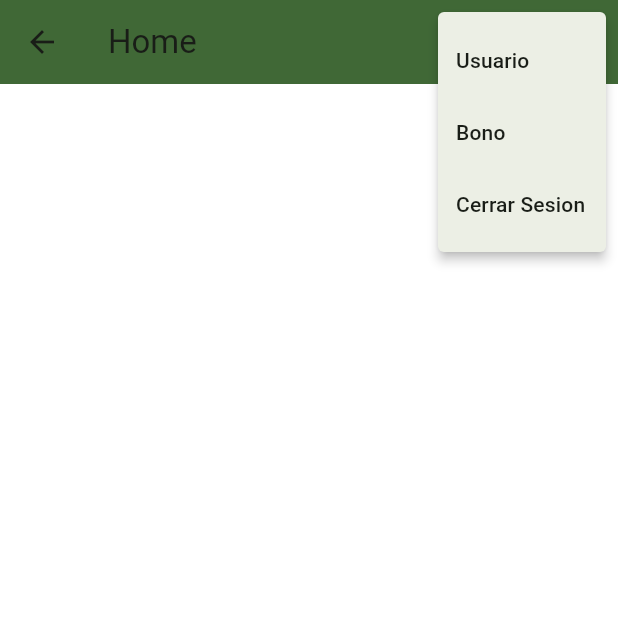
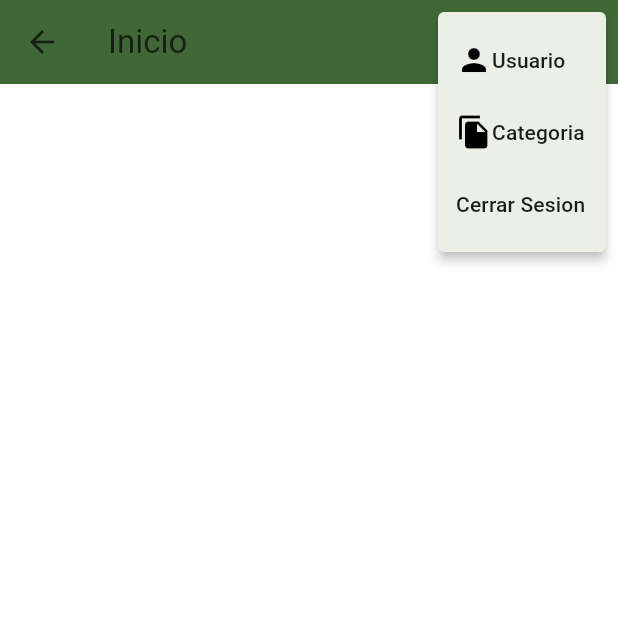
Before and after one commit to jlmartinezdev/controlestacionamiento, a Flutter app: the MyHomePage screen opened by its route, after a tap on the "more vert" icon, on a phone screen of 412 x 824 dp, the top half of it. Run offline on Flutter 3.47's test engine with Material 3 defaults, Android fonts, the phone set to English and light mode, and no system bars; our stand-ins replace sqflite; accounts and stored records are empty.

Commit message:
Categoria CRUD Listo

```diff
--- a/lib/app/app.dart
+++ b/lib/app/app.dart
@@ -1,3 +1,4 @@
+import 'package:control_estacionamiento/app/view/categoria.dart';
 import 'package:control_estacionamiento/app/view/home_page.dart';
 import 'package:control_estacionamiento/app/view/login.dart';
 import 'package:control_estacionamiento/app/view/usuario.dart';
@@ -25,8 +26,9 @@ class MyApp extends StatelessWidget {
        useMaterial3: true,
       ),
       routes: {
-        '/pagina1': (context) => const UserPage(title: "Usuario"),
-        '/pagina2': (context) => const MyHomePage(title: "Home"),
+        '/pagina1': (context) => const UserPage(title: "Usuarios"),
+        '/pagina2': (context) => const MyHomePage(title: "Inicio"),
+        '/categoria': (context) => const categoriaView(),
       },
       home: const LoginView(title: 'Login'),
     );
--- a/lib/app/models/Categoria.dart
+++ b/lib/app/models/Categoria.dart
@@ -1,7 +1,7 @@
 class Categoria {
-  final int id;
-  final String name;
-  final double precio;
+  int? id;
+  String? name;
+  double? precio;
 
   Categoria({
     required this.id,
@@ -17,6 +17,11 @@ class Categoria {
       'name': name,
       'precio': precio,
     };
+  }
+  Categoria.map(dynamic obj) {
+    id = obj['id'];
+    name = obj['name'];
+    precio  = obj['precio'];
   }
   Map<String, dynamic> toJson() {
     return {
--- a/lib/app/service/database_helper.dart
+++ b/lib/app/service/database_helper.dart
@@ -89,16 +89,8 @@ class DatabaseHelper {
 
   Future<List<Categoria>> getAllCategorias() async {
     final db = await database;
-    final List<Map<String, Object?>>  maps = await db.query('categoria');
-    print(maps);
-    return [
-      for (final {
-      'id': id as int,
-      'name': name as String,
-      'precio': precio as double
-      } in maps)
-        Categoria(id: id, name: name, precio: precio),
-    ];
+    final result = await db.query('categoria', orderBy: 'id ASC');
+    return result.map((json) => Categoria.map(json)).toList();
   }
 
   Future<User> checkUser(String email, String password) async{
@@ -145,17 +137,37 @@ class DatabaseHelper {
     }
 
   }
+  Future<int> getMaxUser() async {
+    final db = await database;
+    final maps= await db.query('user',orderBy: 'id_usuario DESC');
+    if(maps.isNotEmpty){
+      return int.parse(maps[0]["id_usuario"].toString());
+    }else{
+      return 0;
+    }
+
+  }
   // Define a function that inserts notes into the database
   Future<void> insertMetodo2(User note) async {
     final db = await database;
     await db.insert('user', note.toJson(),
         conflictAlgorithm: ConflictAlgorithm.replace);
   }
+  Future<int> getMaxCategoria() async {
+    final db = await database;
+    final maps= await db.query('categoria',orderBy: 'id DESC');
+    if(maps.isNotEmpty){
+      return int.parse(maps[0]["id"].toString());
+    }else{
+      return 0;
+    }
+
+  }
   Future<void> insertCategoria(Categoria cat) async {
     final db = await database;
     try {
-      await db.insert('categoria', cat.toJson(),
-          conflictAlgorithm: ConflictAlgorithm.replace);
+        await db.insert('categoria', cat.toJson(),
+        conflictAlgorithm: ConflictAlgorithm.replace);
     }catch(error){
       print(error);
     }
@@ -177,8 +189,8 @@ class DatabaseHelper {
 
     final db = await database;
     await db.update(
-      'user',
-      cat.toMap(),
+      'categoria',
+      cat.toJson(),
       where: 'id = ?',
       whereArgs: [cat.id],
     );
--- a/lib/app/view/home_page.dart
+++ b/lib/app/view/home_page.dart
@@ -21,7 +21,9 @@ class _MyHomePageState extends State<MyHomePage> {
   //late Categoria categoria;
 
   void navegarAPagina(BuildContext context, String ruta) {
-    Navigator.pushNamed(context, ruta);
+    Navigator.pushNamed(context, ruta).then((_)=>{
+      getAllCategoria()
+    });
   }
 
   void getAllCategoria(){
@@ -76,16 +78,33 @@ class _MyHomePageState extends State<MyHomePage> {
                 setState(() {
                   _selectedValue = value;
                 });
-                navegarAPagina(context, '/pagina1');
+                if(_selectedValue== '1'){
+                  navegarAPagina(context, '/pagina1');
+                }
+                if(_selectedValue== '2'){
+                  navegarAPagina(context, '/categoria');
+                }
+
               },
               itemBuilder: (BuildContext context) => [
                 const PopupMenuItem(
+
                   value: '1',
-                  child: Text('Usuario'),
+                  child:Row(
+                    children: [
+                      Icon(Icons.person, color: Colors.black,),
+                      Text('Usuario'),
+                    ],
+                  ),
                 ),
                 const PopupMenuItem(
                   value: '2',
-                  child: Text('Bono'),
+                  child:Row(
+                    children: [
+                      Icon(Icons.file_copy, color: Colors.black,),
+                      Text('Categoria'),
+                    ],
+                  ),
                 ),
                 const PopupMenuItem(
                   value: '3',
--- a/lib/app/view/login.dart
+++ b/lib/app/view/login.dart
@@ -40,7 +40,7 @@ class _LoginState extends State<LoginView> implements LoginPageContract {
     final form = _formKey.currentState;
     Navigator.pushAndRemoveUntil(context, MaterialPageRoute(
         builder: (context) => const MyHomePage(
-          title: 'Categoria',
+          title: 'Inicio',
         )), (Route<dynamic> route) => false);
 
 
```
Also changed, not shown: lib/app/view/categoria.dart (+146 -0 lines), lib/app/view/cm_categoria.dart (added, +182 -0 lines), lib/app/view/cm_usuario.dart (+13 -15 lines).
